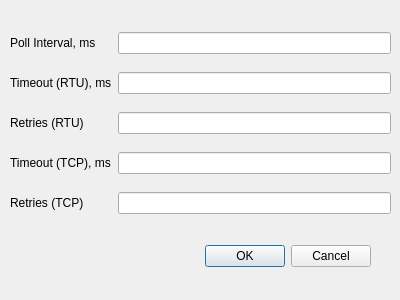
smukm/modbus, file preferencesdlg.ui: the form before one commit.
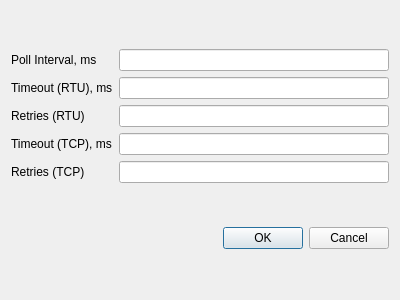
The form after the commit.

Commit message: did alignment

What changed in the file:
```diff
--- a/preferencesdlg.ui
+++ b/preferencesdlg.ui
@@ -13,31 +13,10 @@
   <property name="windowTitle">
    <string>Dialog</string>
   </property>
-  <widget class="QDialogButtonBox" name="buttonBox">
-   <property name="geometry">
-    <rect>
-     <x>30</x>
-     <y>240</y>
-     <width>341</width>
-     <height>32</height>
-    </rect>
-   </property>
-   <property name="orientation">
-    <enum>Qt::Orientation::Horizontal</enum>
-   </property>
-   <property name="standardButtons">
-    <set>QDialogButtonBox::StandardButton::Cancel|QDialogButtonBox::StandardButton::Ok</set>
-   </property>
-  </widget>
-  <widget class="QWidget" name="gridLayoutWidget">
-   <property name="geometry">
-    <rect>
-     <x>10</x>
-     <y>20</y>
-     <width>381</width>
-     <height>211</height>
-    </rect>
-   </property>
+  <layout class="QHBoxLayout" name="horizontalLayout">
+   <item>
+    <layout class="QVBoxLayout" name="verticalLayout">
+     <item>
    <layout class="QGridLayout" name="gridLayout">
     <item row="1" column="1">
      <widget class="QLineEdit" name="leModbusRtuTimeout"/>
@@ -90,7 +69,20 @@
      </widget>
     </item>
    </layout>
-  </widget>
+     </item>
+     <item>
+      <widget class="QDialogButtonBox" name="buttonBox">
+       <property name="orientation">
+        <enum>Qt::Orientation::Horizontal</enum>
+       </property>
+       <property name="standardButtons">
+        <set>QDialogButtonBox::StandardButton::Cancel|QDialogButtonBox::StandardButton::Ok</set>
+       </property>
+      </widget>
+     </item>
+    </layout>
+   </item>
+  </layout>
  </widget>
  <resources/>
  <connections>
```
Lines whose indentation alone changed are shown as unchanged.
